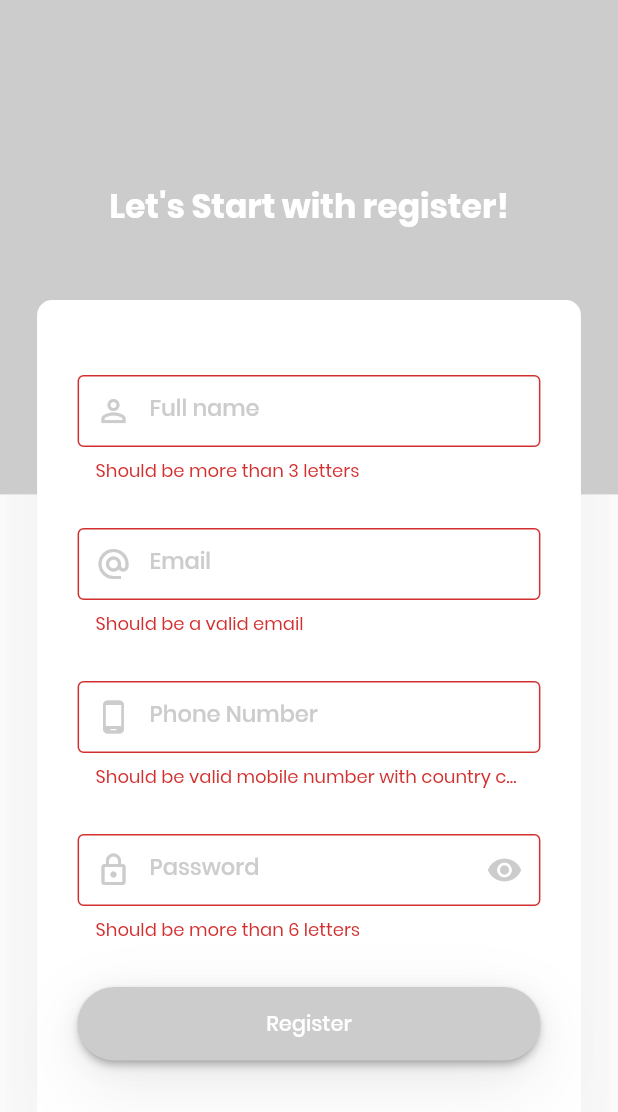
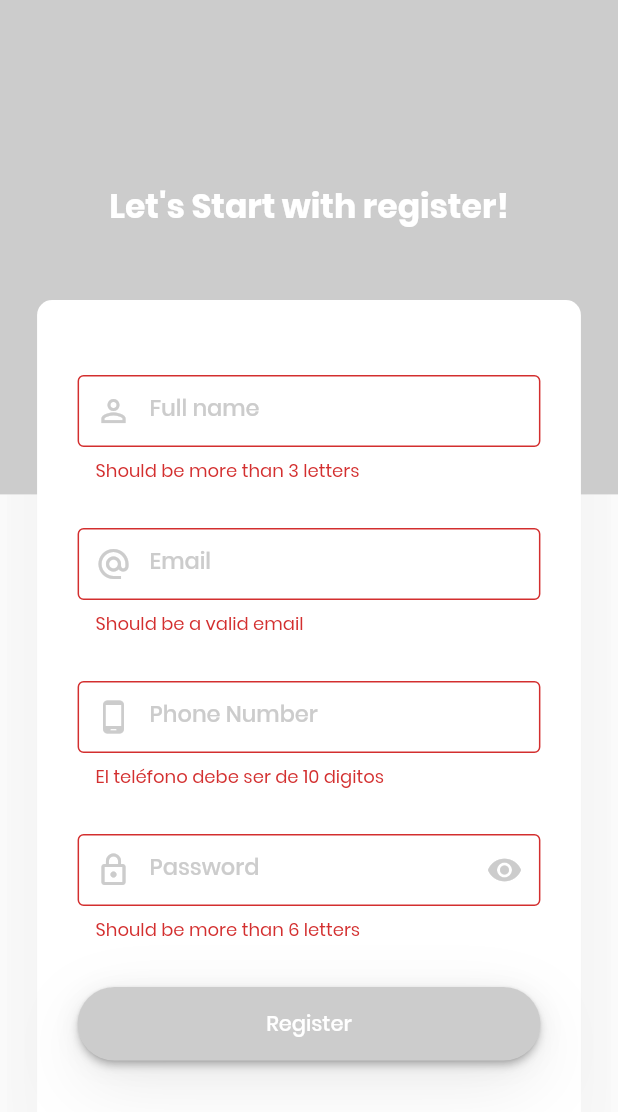
Before and after one commit to FelipeLozano100/black_coffee_user, a Flutter app: the SignUpWidget screen opened by its route, after a tap on "Register", on a phone screen of 412 x 824 dp. Shown: the top 1112 px of the screen. Run offline on Flutter 3.47's test engine with Material 2 defaults, Android fonts, the phone set to English and light mode, and no system bars; our stand-ins replace cached_network_image, carousel_slider, cloud_firestore, firebase_auth, firebase_core, firebase_messaging and 8 more; missing offline and left inert: global_configuration, google_map_location_picker; accounts and stored records are empty; network calls fail.

Commit message:
Version 3 de playSotre

```diff
--- a/lib/l10n/intl_pt.arb
+++ b/lib/l10n/intl_pt.arb
@@ -50,7 +50,7 @@
   "my_orders": "minhas ordens",
   "profile": "Perfil",
   "favorites": "Favoritos",
-  "home": "Casa",
+  "home": "Home",
   "payment_options": "Opções de pagamento",
   "cash_on_delivery": "Dinheiro na entrega",
   "paypal_payment": "Pagamento PayPal",
--- a/lib/src/controllers/map_controller.dart
+++ b/lib/src/controllers/map_controller.dart
@@ -42,8 +42,8 @@ class MapController extends ControllerMVC {
       setState(() {
         if (currentAddress.isUnknown()) {
           cameraPosition = CameraPosition(
-            target: LatLng(40, 3),
-            zoom: 4,
+            target: LatLng(21.02350554805529, -101.86576886751718),
+            zoom: 13,
           );
         } else {
           cameraPosition = CameraPosition(
--- a/lib/src/pages/settings.dart
+++ b/lib/src/pages/settings.dart
@@ -162,7 +162,7 @@ class _SettingsWidgetState extends StateMVC<SettingsWidget> {
                               ],
                             ),
                             trailing: Text(
-                              currentUser.value.phone,
+                              currentUser.value.phone ?? "",
                               style: TextStyle(color: Theme.of(context).focusColor),
                             ),
                           ),
--- a/lib/src/pages/signup.dart
+++ b/lib/src/pages/signup.dart
@@ -127,7 +127,7 @@ class _SignUpWidgetState extends StateMVC<SignUpWidget> {
                               labelStyle: TextStyle(
                                   color: Theme.of(context).accentColor),
                               contentPadding: EdgeInsets.all(12),
-                              hintText: 'johndoe@gmail.com',
+                              hintText: 'prueba@gmail.com',
                               hintStyle: TextStyle(
                                   color: Theme.of(context)
                                       .focusColor
@@ -154,12 +154,16 @@ class _SignUpWidgetState extends StateMVC<SignUpWidget> {
                           SizedBox(height: 30),
                           TextFormField(
                             keyboardType: TextInputType.phone,
-                            onSaved: (input) => _con.user.phone = input,
+                            onSaved: (input) => _con.user.phone = '+52' + input,
                             validator: (input) {
                               print(input.startsWith('\+'));
-                              return !input.startsWith('\+') &&
-                                      !input.startsWith('00')
-                                  ? "Should be valid mobile number with country code"
+                              // return !input.startsWith('\+') &&
+                              //         !input.startsWith('00')
+                              //     ? "Debe ser un número de móvil válido con código de país."
+                              //     : null;
+
+                              return input.length != 10
+                                  ? "El teléfono debe ser de 10 digitos"
                                   : null;
                             },
                             decoration: InputDecoration(
@@ -167,7 +171,7 @@ class _SignUpWidgetState extends StateMVC<SignUpWidget> {
                               labelStyle: TextStyle(
                                   color: Theme.of(context).accentColor),
                               contentPadding: EdgeInsets.all(12),
-                              hintText: '+91 1362 699765',
+                              hintText: '4761234569',
                               hintStyle: TextStyle(
                                   color: Theme.of(context)
                                       .focusColor
--- a/pubspec.yaml
+++ b/pubspec.yaml
@@ -11,7 +11,7 @@ description: food_delivery_app
 # In iOS, build-name is used as CFBundleShortVersionString while build-number used as CFBundleVersion.
 # Read more about iOS versioning at
 # https://developer.apple.com/library/archive/documentation/General/Reference/InfoPlistKeyReference/Articles/CoreFoundationKeys.html
-version: 1.0.0+1
+version: 1.0.0+3
 
 environment:
   sdk: ">=2.2.2 <3.0.0"
```
Also changed, not shown: lib/l10n/intl_es.arb (+5 -5 lines), lib/src/controllers/cart_controller.dart (+8 -7 lines), lib/src/elements/ProfileSettingsDialog.dart (+8 -7 lines), assets/img/logo.png (added), lib/generated/intl/messages_es.dart, lib/generated/intl/messages_es_ant.dart (added), lib/generated/intl/messages_pt.dart, 11 other files.
